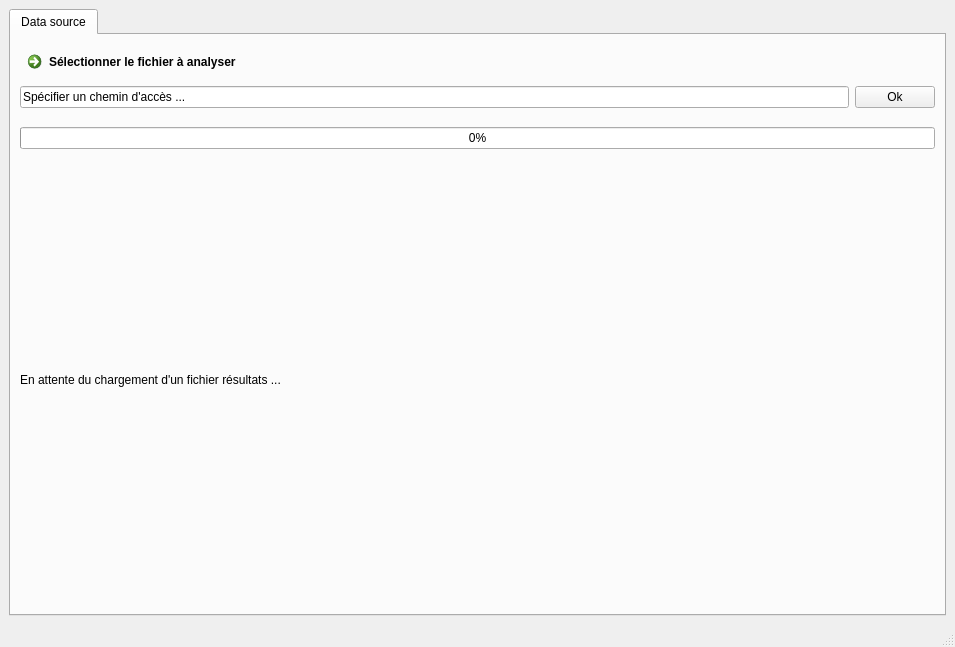
The window that mainwindow.ui (Nobatek/simuplot) describes before a commit, drawn with Qt 5.
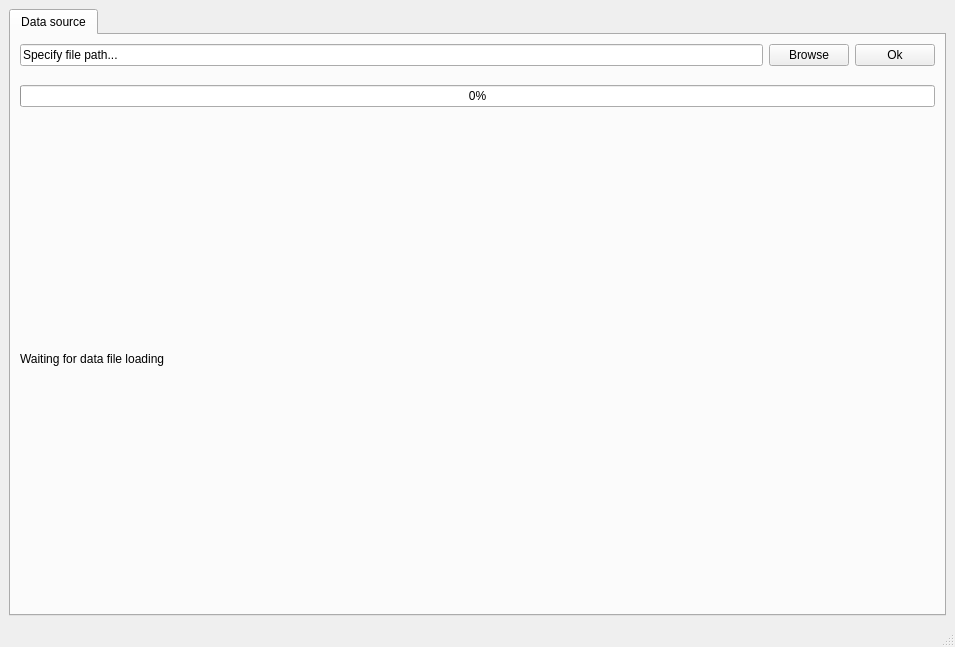
The same window after the commit.

Commit message: Browse button: Replace QCommandLinkButton with PushButton

What changed in the file:
```diff
--- a/mainwindow.ui
+++ b/mainwindow.ui
@@ -30,19 +30,19 @@
        <layout class="QGridLayout" name="gridLayout_5">
         <item row="0" column="0">
          <layout class="QVBoxLayout" name="verticalLayout_3">
-          <item>
-           <widget class="QCommandLinkButton" name="Browse_Button">
-            <property name="text">
-             <string>Sélectionner le fichier à analyser</string>
-            </property>
-           </widget>
-          </item>
           <item>
            <layout class="QHBoxLayout" name="horizontalLayout_3">
             <item>
              <widget class="QLineEdit" name="File_Path_Text">
               <property name="text">
-               <string>Spécifier un chemin d'accès ...</string>
+               <string>Specify file path...</string>
+              </property>
+             </widget>
+            </item>
+            <item>
+             <widget class="QPushButton" name="Browse_Button">
+              <property name="text">
+               <string>Browse</string>
               </property>
              </widget>
             </item>
@@ -100,7 +100,7 @@
              <enum>QFrame::Plain</enum>
             </property>
             <property name="text">
-             <string>En attente du chargement d'un fichier résultats ...</string>
+             <string>Waiting for data file loading</string>
             </property>
            </widget>
           </item>
```
